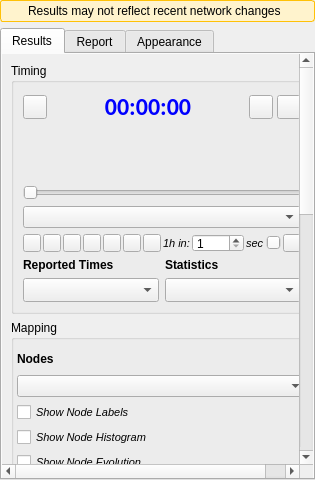
Above: ui/analysis/qgisred_results_dock.ui from qgisred/QGISRed before the change. Below: the same form after it.
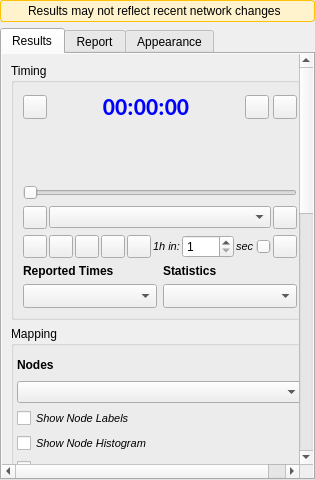
That is the form after the change. Custom widgets are drawn as their Qt base class.

Commit message: [Results] Move step buttons next to the times combo

```diff
--- a/ui/analysis/qgisred_results_dock.ui
+++ b/ui/analysis/qgisred_results_dock.ui
@@ -435,6 +435,19 @@
                       </item>
                       <item>
                        <layout class="QHBoxLayout" name="horizontalLayout_2">
+                        <property name="spacing">
+                         <number>2</number>
+                        </property>
+                        <item>
+                         <widget class="QToolButton" name="btLessTime">
+                          <property name="maximumSize">
+                           <size>
+                            <width>24</width>
+                            <height>24</height>
+                           </size>
+                          </property>
+                         </widget>
+                        </item>
                         <item>
                          <widget class="QComboBox" name="cbTimes">
                           <property name="sizePolicy">
@@ -448,6 +461,16 @@
                           </property>
                          </widget>
                         </item>
+                        <item>
+                         <widget class="QToolButton" name="btMoreTime">
+                          <property name="maximumSize">
+                           <size>
+                            <width>24</width>
+                            <height>24</height>
+                           </size>
+                          </property>
+                         </widget>
+                        </item>
                        </layout>
                       </item>
                       <item>
@@ -459,18 +482,8 @@
                          <widget class="QToolButton" name="btInitTime">
                           <property name="maximumSize">
                            <size>
-                            <width>18</width>
-                            <height>18</height>
-                           </size>
-                          </property>
-                         </widget>
-                        </item>
-                        <item>
-                         <widget class="QToolButton" name="btLessTime">
-                          <property name="maximumSize">
-                           <size>
-                            <width>18</width>
-                            <height>18</height>
+                            <width>24</width>
+                            <height>24</height>
                            </size>
                           </property>
                          </widget>
@@ -482,8 +495,8 @@
                           </property>
                           <property name="maximumSize">
                            <size>
-                            <width>18</width>
-                            <height>18</height>
+                            <width>24</width>
+                            <height>24</height>
                            </size>
                           </property>
                          </widget>
@@ -495,18 +508,8 @@
                           </property>
                           <property name="maximumSize">
                            <size>
-                            <width>18</width>
-                            <height>18</height>
-                           </size>
-                          </property>
-                         </widget>
-                        </item>
-                        <item>
-                         <widget class="QToolButton" name="btMoreTime">
-                          <property name="maximumSize">
-                           <size>
-                            <width>18</width>
-                            <height>18</height>
+                            <width>24</width>
+                            <height>24</height>
                            </size>
                           </property>
                          </widget>
@@ -515,8 +518,8 @@
                          <widget class="QToolButton" name="btEndTime">
                           <property name="maximumSize">
                            <size>
-                            <width>18</width>
-                            <height>18</height>
+                            <width>24</width>
+                            <height>24</height>
                            </size>
                           </property>
                          </widget>
@@ -528,8 +531,8 @@
                           </property>
                           <property name="maximumSize">
                            <size>
-                            <width>18</width>
-                            <height>18</height>
+                            <width>24</width>
+                            <height>24</height>
                            </size>
                           </property>
                           <property name="toolTip">
@@ -565,7 +568,7 @@
                           <property name="maximumSize">
                            <size>
                             <width>52</width>
-                            <height>18</height>
+                            <height>24</height>
                            </size>
                           </property>
                           <property name="minimum">
@@ -619,8 +622,8 @@
                          <widget class="QToolButton" name="btAnimLoop">
                           <property name="maximumSize">
                            <size>
-                            <width>18</width>
-                            <height>18</height>
+                            <width>24</width>
+                            <height>24</height>
                            </size>
                           </property>
                           <property name="toolTip">
```
The commit also changes 1 other file.
